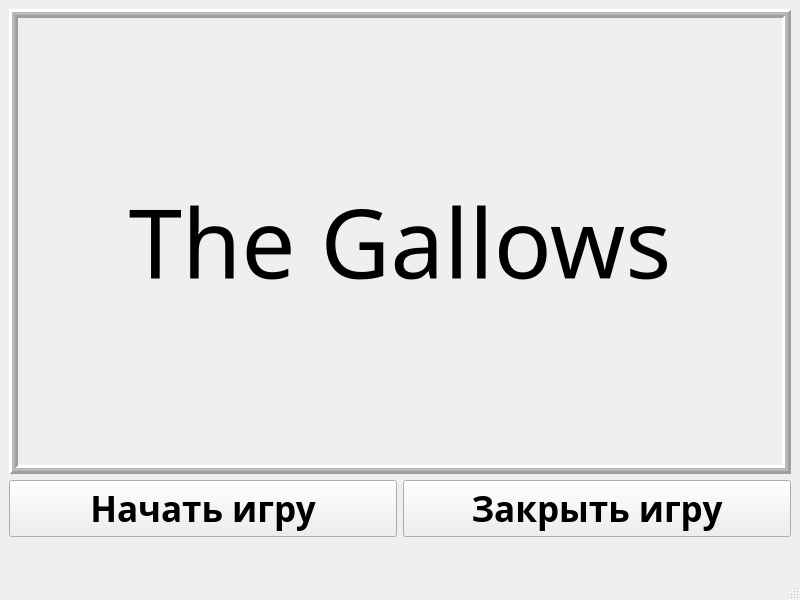
Before: the Qt Designer form ui/main.ui in ferret22/the_gallows, drawn with Qt 5.
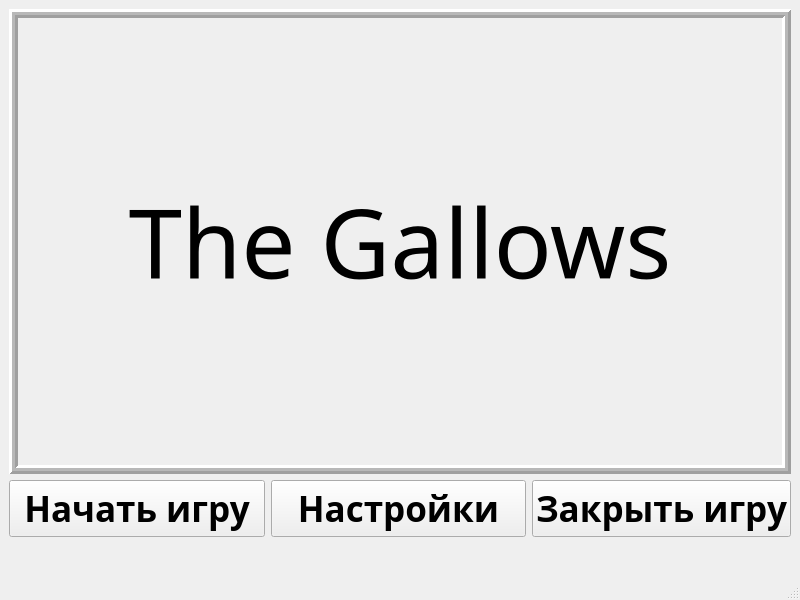
After: the same form once the commit is applied.

Commit message: добавил окно настроек

Patch:
```diff
--- a/ui/main.ui
+++ b/ui/main.ui
@@ -41,7 +41,7 @@
   </property>
   <widget class="QWidget" name="centralwidget">
    <layout class="QGridLayout" name="gridLayout">
-    <item row="0" column="0" colspan="2">
+    <item row="0" column="0" colspan="3">
      <widget class="QLabel" name="label">
       <property name="font">
        <font>
@@ -82,6 +82,13 @@
      </widget>
     </item>
     <item row="1" column="1">
+     <widget class="QPushButton" name="settingsButton">
+      <property name="text">
+       <string>Настройки</string>
+      </property>
+     </widget>
+    </item>
+    <item row="1" column="2">
      <widget class="QPushButton" name="exitButton">
       <property name="text">
        <string>Закрыть игру</string>
```
The commit also changes 5 other files.
